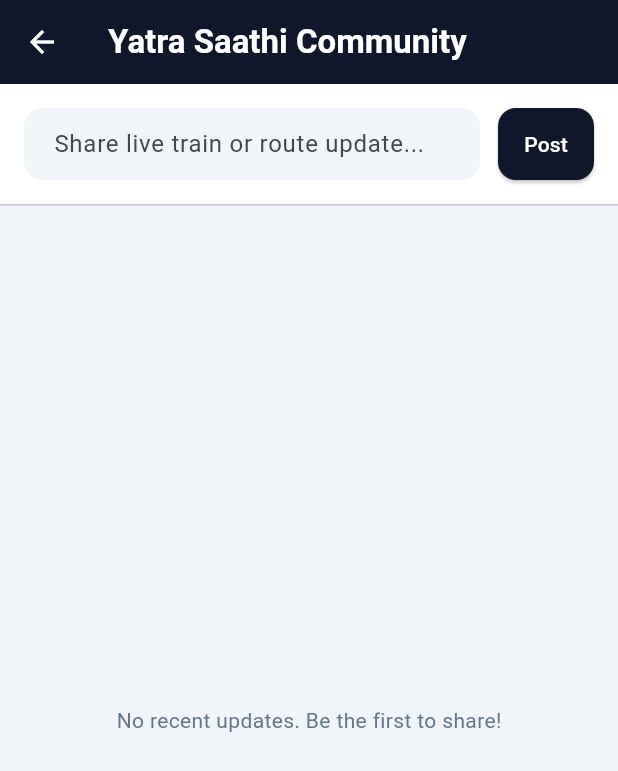
After one commit to Ayus28/yatra_saathi, a Flutter app: the screen it shows after launch, after a tap on "Community Feed", on a phone screen of 412 x 824 dp. The commit adds this screen. Shown: the top 771 px of the screen. Run offline on Flutter 3.47's test engine with Material 3 defaults, Android fonts, the phone set to English and light mode, and no system bars; our stand-ins replace cloud_firestore, firebase_core, geolocator, image_picker; accounts and stored records are empty.

Commit message:
Day 24: Added Firebase moderation and community feed

```diff
--- /dev/null
+++ b/lib/community_screen.dart
@@ -0,0 +1,182 @@
+import 'package:flutter/material.dart';
+import 'package:cloud_firestore/cloud_firestore.dart'; // (ensure .dart in your actual import)
+import 'moderation_service.dart';
+
+class CommunityScreen extends StatefulWidget {
+  const CommunityScreen({super.key});
+
+  @override
+  State<CommunityScreen> createState() => _CommunityScreenState();
+}
+
+class _CommunityScreenState extends State<CommunityScreen> {
+  final CommunityModerationService _moderationService = CommunityModerationService();
+  final TextEditingController _postController = TextEditingController();
+  final String currentUserId = "user_ayush_123"; // Dummy user ID for testing
+
+  void _createPost() async {
+    if (_postController.text.trim().isEmpty) return;
+
+    // 1. Check Rate Limit (2 minutes)
+    bool canPost = await _moderationService.canUserPost(currentUserId);
+    if (!canPost) {
+      ScaffoldMessenger.of(context).showSnackBar(
+        const SnackBar(
+          content: Text('Please wait 2 minutes before posting another update to prevent spam.'),
+          backgroundColor: Colors.orange,
+        ),
+      );
+      return;
+    }
+
+    // 2. Add Post to Firestore
+    await FirebaseFirestore.instance.collection('community_posts').add({
+      'userId': currentUserId,
+      'content': _postController.text.trim(),
+      'timestamp': Timestamp.now(),
+      'reportCount': 0,
+      'isFlagged': false,
+    });
+
+    _postController.clear();
+    ScaffoldMessenger.of(context).showSnackBar(
+      const SnackBar(content: Text('Update posted successfully!')),
+    );
+  }
+
+  @override
+  Widget build(BuildContext context) {
+    return Scaffold(
+      backgroundColor: const Color(0xFFF1F5F9),
+      appBar: AppBar(
+        title: const Text('Yatra Saathi Community', style: TextStyle(fontWeight: FontWeight.bold)),
+        backgroundColor: const Color(0xFF0F172A),
+        foregroundColor: Colors.white,
+      ),
+      body: Column(
+        children: [
+          // Post Input Section
+          Container(
+            padding: const EdgeInsets.all(16),
+            color: Colors.white,
+            child: Row(
+              children: [
+                Expanded(
+                  child: TextField(
+                    controller: _postController,
+                    decoration: InputDecoration(
+                      hintText: 'Share live train or route update...',
+                      filled: true,
+                      fillColor: const Color(0xFFF1F5F9),
+                      border: OutlineInputBorder(
+                        borderRadius: BorderRadius.circular(12),
+                        borderSide: BorderSide.none,
+                      ),
+                      contentPadding: const EdgeInsets.symmetric(horizontal: 16, vertical: 12),
+                    ),
+                  ),
+                ),
+                const SizedBox(width: 12),
+                ElevatedButton(
+                  onPressed: _createPost,
+                  style: ElevatedButton.styleFrom(
+                    backgroundColor: const Color(0xFF0F172A),
+                    foregroundColor: Colors.white,
+                    shape: RoundedRectangleBorder(borderRadius: BorderRadius.circular(12)),
+                    padding: const EdgeInsets.symmetric(horizontal: 16, vertical: 14),
+                  ),
+                  child: const Text('Post'),
+                ),
+              ],
+            ),
+          ),
+          const Divider(height: 1),
+          // Live Community Feed (Filtered by 24 hours & unflagged)
+          Expanded(
+            child: StreamBuilder<QuerySnapshot>(
+              stream: _moderationService.getActiveCommunityPosts(),
+              builder: (context, snapshot) {
+                if (snapshot.connectionState == ConnectionState.waiting) {
+                  return const Center(child: CircularProgressIndicator());
+                }
+                if (!snapshot.hasData || snapshot.data!.docs.isEmpty) {
+                  return const Center(
+                    child: Text(
+                      'No recent updates. Be the first to share!',
+                      style: TextStyle(color: Color(0xFF64748B)),
+                    ),
+                  );
+                }
+
+                final docs = snapshot.data!.docs;
+
+                return ListView.builder(
+                  padding: const EdgeInsets.all(16),
+                  itemCount: docs.length,
+                  itemBuilder: (context, index) {
+                    final data = docs[index].data() as Map<String, dynamic>;
+                    final postId = docs[index].id;
+                    final content = data['content'] ?? '';
+                    final Timestamp? timestamp = data['timestamp'];
+                    final timeString = timestamp != null
+                        ? timestamp.toDate().toLocal().toString().substring(11, 16)
+                        : '';
+
+                    return Container(
+                      margin: const EdgeInsets.only(bottom: 12),
+                      padding: const EdgeInsets.all(16),
+                      decoration: BoxDecoration(
+                        color: Colors.white,
+                        borderRadius: BorderRadius.circular(16),
+                        boxShadow: [
+                          BoxShadow(
+                            color: Colors.black.withValues(alpha: 0.03),
+                            blurRadius: 8,
+                            offset: const Offset(0, 2),
+                          ),
+                        ],
+                      ),
+                      child: Column(
+                        crossAxisAlignment: CrossAxisAlignment.start,
+                        children: [
+                          Row(
+                            mainAxisAlignment: MainAxisAlignment.spaceBetween,
+                            children: [
+                              const Text(
+                                'Fellow Passenger',
+                                style: TextStyle(fontWeight: FontWeight.bold, fontSize: 13, color: Color(0xFF0F172A)),
+                              ),
+                              Row(
+                                children: [
+                                  Text(timeString, style: const TextStyle(fontSize: 11, color: Color(0xFF94A3B8))),
+                                  const SizedBox(width: 8),
+                                  IconButton(
+                                    icon: const Icon(Icons.flag_outlined, size: 18, color: Colors.redAccent),
+                                    onPressed: () async {
+                                      await _moderationService.reportPost(postId);
+                                      ScaffoldMessenger.of(context).showSnackBar(
+                                        const SnackBar(content: Text('Post reported for moderation.')),
+                                      );
+                                    },
+                                    padding: EdgeInsets.zero,
+                                    constraints: const BoxConstraints(),
+                                  ),
+                                ],
+                              ),
+                            ],
+                          ),
+                          const SizedBox(height: 8),
+                          Text(content, style: const TextStyle(fontSize: 14, color: Color(0xFF334155))),
+                        ],
+                      ),
+                    );
+                  },
+                );
+              },
+            ),
+          ),
+        ],
+      ),
+    );
+  }
+}
--- a/lib/main.dart
+++ b/lib/main.dart
@@ -1,9 +1,16 @@
 import 'package:flutter/material.dart';
 import 'package:flutter/services.dart';
+import 'package:firebase_core/firebase_core.dart';
+import 'firebase_options.dart';
 import 'search_screen.dart';
 import 'live_status_screen.dart';
+import 'community_screen.dart'; // Community screen import
 
-void main() {
+void main() async {
+  WidgetsFlutterBinding.ensureInitialized();
+  await Firebase.initializeApp(
+    options: DefaultFirebaseOptions.currentPlatform,
+  );
   runApp(const YatraSaathiApp());
 }
 
@@ -395,15 +402,16 @@ class _ModernHomeScreenState extends State<ModernHomeScreen> {
                   children: [
                     Expanded(
                       child: ModernDashboardCard(
-                        title: 'My Journey',
-                        subtitle: 'Trip & alarm manager',
-                        icon: Icons.luggage_rounded,
+                        title: 'Community Feed',
+                        subtitle: 'Live passenger updates',
+                        icon: Icons.forum_rounded,
                         iconBgColor: const Color(0xFFDCFCE7),
                         iconColor: const Color(0xFF16A34A),
                         onTap: () {
-                          setState(() {
-                            hasActiveJourney = !hasActiveJourney;
-                          });
+                          Navigator.push(
+                            context,
+                            MaterialPageRoute(builder: (context) => const CommunityScreen()),
+                          );
                         },
                       ),
                     ),
--- /dev/null
+++ b/lib/moderation_service.dart
@@ -0,0 +1,66 @@
+import 'package:cloud_firestore/cloud_firestore.dart';
+
+class CommunityModerationService {
+  final FirebaseFirestore _firestore = FirebaseFirestore.instance;
+
+  // 1. Rate Limit & Spam Prevention Check
+  // Ensures a user cannot post more than once every 2 minutes.
+  Future<bool> canUserPost(String userId) async {
+    try {
+      final querySnapshot = await _firestore
+          .collection('community_posts')
+          .where('userId', isEqualTo: userId)
+          .orderBy('timestamp', descending: true)
+          .limit(1)
+          .get();
+
+      if (querySnapshot.docs.isEmpty) {
+        return true; // First post allowed
+      }
+
+      final lastPostData = querySnapshot.docs.first.data();
+      final Timestamp lastTimestamp = lastPostData['timestamp'];
+      final DateTime lastPostTime = lastTimestamp.toDate();
+
+      final difference = DateTime.now().difference(lastPostTime);
+
+      // Return true if more than 2 minutes have passed
+      return difference.inMinutes >= 2;
+    } catch (e) {
+      return true; // Fallback in case of error
+    }
+  }
+
+  // 2. Report Update Logic
+  // Increments the report count for a specific post. If reports exceed threshold, flag it.
+  Future<void> reportPost(String postId) async {
+    final docRef = _firestore.collection('community_posts').doc(postId);
+
+    await _firestore.runTransaction((transaction) async {
+      final snapshot = await transaction.get(docRef);
+      if (!snapshot.exists) return;
+
+      int currentReports = snapshot.data()?['reportCount'] ?? 0;
+      int newReports = currentReports + 1;
+
+      transaction.update(docRef, {
+        'reportCount': newReports,
+        // Auto-hide if reports exceed 5
+        'isFlagged': newReports >= 5,
+      });
+    });
+  }
+
+  // 3. Fetch Active (Non-Expired) Updates
+  // Filters out posts older than 24 hours and flagged posts.
+  Stream<QuerySnapshot> getActiveCommunityPosts() {
+    final twentyFourHoursAgo = DateTime.now().subtract(const Duration(hours: 24));
+
+    return _firestore
+        .collection('community_posts')
+        .where('timestamp', isGreaterThan: Timestamp.fromDate(twentyFourHoursAgo))
+        .where('isFlagged', isEqualTo: false)
+        .orderBy('timestamp', descending: true)
+        .snapshots();
+  }
+}
```
Also changed, not shown: pubspec.yaml (+5 -5 lines), firebase.json (added), lib/firebase_options.dart (added), pubspec.lock, 6 other files.
